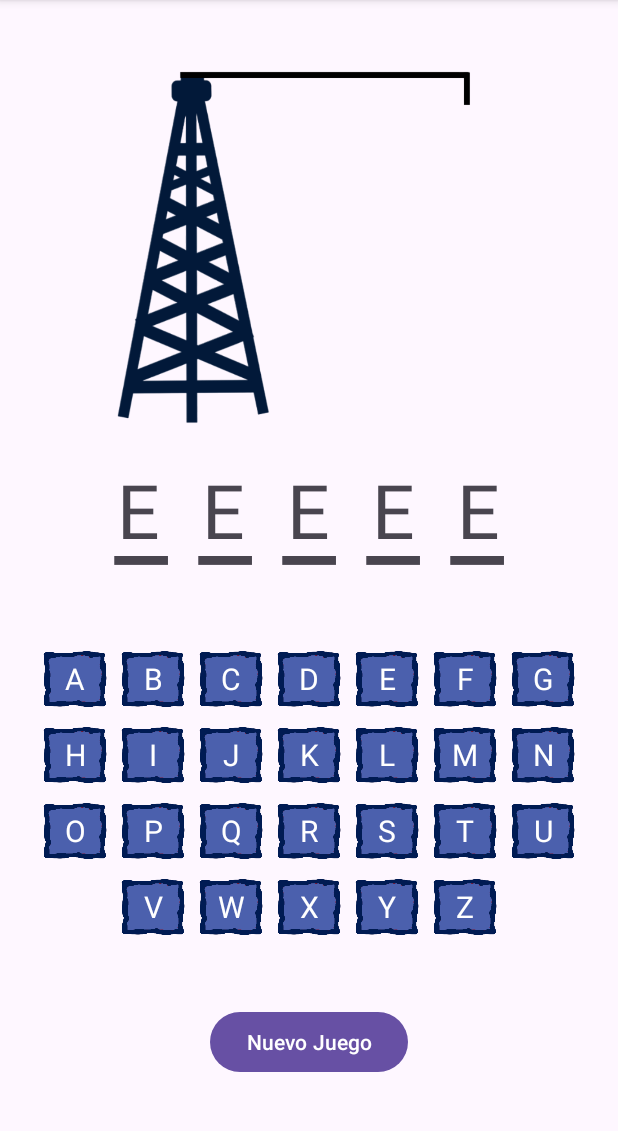
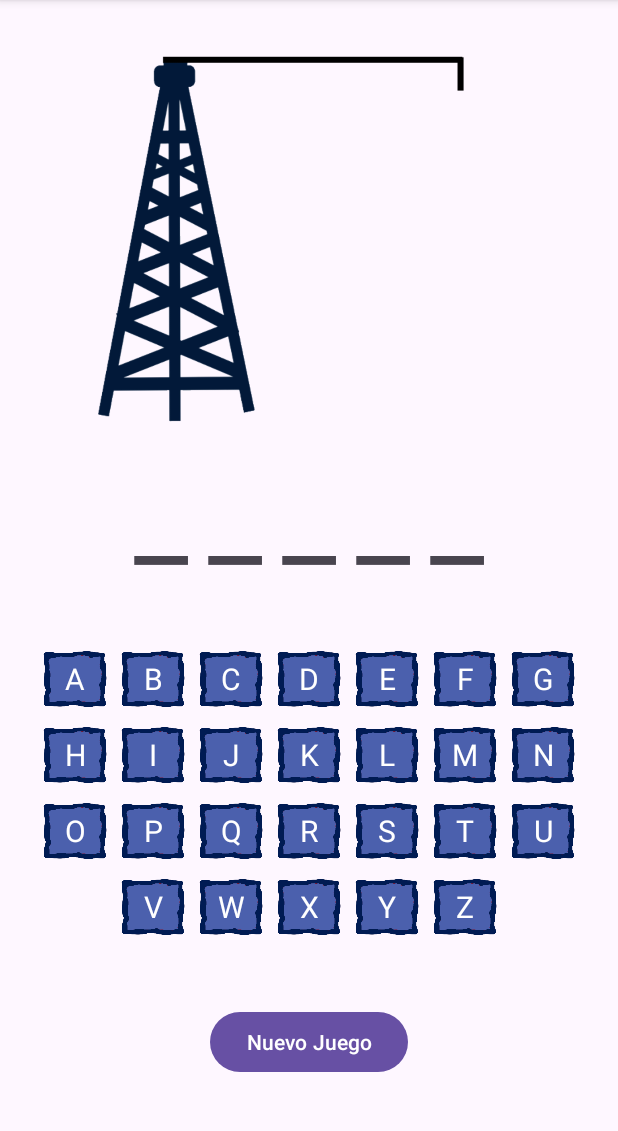
Before and after one commit to unbotcomotu/LAB02_20213852, an Android app: the screen it shows after launch (Juego), after a tap on "JUGAR", on a phone screen of 412 x 824 dp, the part 96-1227 px from its top. Run offline under Robolectric (Android 15) with nearby library versions, the phone set to English and light mode, and no system bars.

Commit message:
solo faltan las estadísticas :)

```diff
--- a/app/build.gradle
+++ b/app/build.gradle
@@ -27,7 +27,6 @@ android {
         targetCompatibility JavaVersion.VERSION_1_8
     }
 }
-
 dependencies {
 
     implementation libs.appcompat
--- a/app/src/main/java/com/example/lab2_20213852/Juego.java
+++ b/app/src/main/java/com/example/lab2_20213852/Juego.java
@@ -1,10 +1,18 @@
 package com.example.lab2_20213852;
 
 import android.content.Intent;
+import android.graphics.Color;
 import android.os.Bundle;
 import android.util.Log;
+import android.view.Gravity;
 import android.view.Menu;
+import android.view.View;
+import android.view.ViewGroup;
+import android.widget.Button;
+import android.widget.ImageView;
+import android.widget.LinearLayout;
 import android.widget.TextView;
+import android.widget.Toast;
 
 import androidx.activity.EdgeToEdge;
 import androidx.activity.result.ActivityResult;
@@ -13,8 +21,18 @@ import androidx.activity.result.ActivityResultLauncher;
 import androidx.activity.result.contract.ActivityResultContracts;
 import androidx.appcompat.app.AppCompatActivity;
 
+import java.io.Serializable;
+import java.util.ArrayList;
+import java.util.HashMap;
+import java.util.List;
+import java.util.Objects;
+
 
 public class Juego extends AppCompatActivity {
+
+    List<HashMap<String, Object>> letras=new ArrayList<>();
+    HashMap<String,Object> partida=new HashMap<>();
+    List<HashMap<String,Object>>partidas;
 
     @Override
     protected void onCreate(Bundle savedInstanceState) {
@@ -24,7 +42,55 @@ public class Juego extends AppCompatActivity {
         Intent intent=getIntent();
         String nombreJugador=intent.getStringExtra("nombreJugador");
         String palabraElegida=intent.getStringExtra("palabraElegida");
+        partidas=(List<HashMap<String,Object>>) intent.getSerializableExtra("partidas");
+        LinearLayout layoutLetras=findViewById(R.id.letrasAdivinar);
+        LinearLayout layoutGuiones=findViewById(R.id.guionesBajo);
 
+
+
+        partida.put("nombreJugador",nombreJugador);
+        partida.put("intentos",6);
+        char[]caracteres=palabraElegida.toCharArray();
+        for(int i=0;i<caracteres.length;i++){
+            crearNuevaLetraInvisible(layoutLetras,layoutGuiones,caracteres[i],i);
+            HashMap<String,Object>letra=new HashMap<>();
+            letra.put("posicion",i);
+            letra.put("caracter",caracteres[i]);
+            letra.put("descubierto",false);
+            letras.add(letra);
+        }
+        establecerBoton('A',R.id.A);
+        establecerBoton('B',R.id.B);
+        establecerBoton('C',R.id.C);
+        establecerBoton('D',R.id.D);
+        establecerBoton('E',R.id.E);
+        establecerBoton('F',R.id.F);
+        establecerBoton('G',R.id.G);
+        establecerBoton('H',R.id.H);
+        establecerBoton('I',R.id.I);
+        establecerBoton('J',R.id.J);
+        establecerBoton('K',R.id.K);
+        establecerBoton('L',R.id.L);
+        establecerBoton('M',R.id.M);
+        establecerBoton('N',R.id.N);
+        establecerBoton('O',R.id.O);
+        establecerBoton('P',R.id.P);
+        establecerBoton('Q',R.id.Q);
+        establecerBoton('R',R.id.R);
+        establecerBoton('S',R.id.S);
+        establecerBoton('T',R.id.T);
+        establecerBoton('U',R.id.U);
+        establecerBoton('V',R.id.V);
+        establecerBoton('W',R.id.W);
+        establecerBoton('X',R.id.X);
+        establecerBoton('Y',R.id.Y);
+        establecerBoton('Z',R.id.Z);
+
+
+        Button botonNuevoJuego=findViewById(R.id.botonNuevoJuego);
+        botonNuevoJuego.setOnClickListener(view -> {
+            nuevoJuego(view);
+        });
     }
 
     @Override
@@ -32,4 +98,86 @@ public class Juego extends AppCompatActivity {
         getMenuInflater().inflate(R.menu.menu_juego,menu);
         return super.onCreateOptionsMenu(menu);
     }
+
+    private void crearNuevaLetraInvisible(LinearLayout layoutLetras,LinearLayout layoutGuiones,char caracter,Integer posicion){
+        TextView nuevaLetra=new TextView(this);
+        nuevaLetra.setText(String.valueOf(caracter));
+        nuevaLetra.setGravity(Gravity.CENTER);
+        nuevaLetra.setTextColor(Color.TRANSPARENT);
+        nuevaLetra.setPadding(14,0,14,0);
+        nuevaLetra.setTextSize(50);
+        nuevaLetra.setId(1000+posicion);
+        LinearLayout.LayoutParams paramsLetra=new LinearLayout.LayoutParams(ViewGroup.LayoutParams.WRAP_CONTENT,ViewGroup.LayoutParams.WRAP_CONTENT);
+        nuevaLetra.setLayoutParams(paramsLetra);
+
+        TextView nuevoGuion=new TextView(this);
+        nuevoGuion.setText("_");
+        nuevoGuion.setGravity(Gravity.CENTER);
+        nuevoGuion.setPadding(10,0,10,0);
+        nuevoGuion.setTextSize(80);
+        nuevoGuion.setId(2000+posicion);
+        LinearLayout.LayoutParams paramsGuion=new LinearLayout.LayoutParams(ViewGroup.LayoutParams.WRAP_CONTENT, ViewGroup.LayoutParams.WRAP_CONTENT);
+        nuevoGuion.setLayoutParams(paramsGuion);
+
+        layoutLetras.addView(nuevaLetra);
+        layoutGuiones.addView(nuevoGuion);
+    }
+
+    private void establecerBoton(char caracter,Integer id){
+        TextView boton=findViewById(id);
+        boton.setOnClickListener(view -> {
+            intento(caracter);
+        });
+    }
+
+    private void intento(char caracter){
+        Integer cantidadIntentos=(Integer)partida.get("intentos");
+        Boolean acierto=false;
+        for(HashMap<String,Object> letra:letras){
+            if(letra.get("caracter").equals(caracter)){
+                TextView letraEncontrada=findViewById(1000+(Integer)letra.get("posicion"));
+                letraEncontrada.setTextColor(Color.BLACK);
+                acierto=true;
+            }
+        }
+        if(!acierto){
+            cambiarFoto(cantidadIntentos);
+            partida.put("intentos",cantidadIntentos-1);
+            if(cantidadIntentos==1){
+                Toast.makeText(this,"Perdiste", Toast.LENGTH_LONG).show();
+            }
+        }
+    }
+
+    private void cambiarFoto(Integer cantidadIntentos){
+        ImageView imagen=findViewById(R.id.monigote);
+        switch (cantidadIntentos){
+            case 6:
+                imagen.setImageResource(R.drawable.antennahead);
+                break;
+            case 5:
+                imagen.setImageResource(R.drawable.antennatorso);
+                break;
+            case 4:
+                imagen.setImageResource(R.drawable.antennabrazoizquierdo);
+                break;
+            case 3:
+                imagen.setImageResource(R.drawable.antennabrazoderecho);
+                break;
+            case 2:
+                imagen.setImageResource(R.drawable.antennapiernaizquierda);
+                break;
+            case 1:
+                imagen.setImageResource(R.drawable.antennapiernaderecha);
+                break;
+        }
+    }
+
+    private void nuevoJuego(View view){
+        Intent intent=new Intent(this, MainActivity.class);
+        partidas.add(partida);
+        intent.putExtra("partidas",(Serializable) partidas);
+        setResult(RESULT_OK,intent);
+        startActivity(intent);
+    }
 }
--- a/app/src/main/java/com/example/lab2_20213852/MainActivity.java
+++ b/app/src/main/java/com/example/lab2_20213852/MainActivity.java
@@ -2,14 +2,22 @@ package com.example.lab2_20213852;
 
 import android.content.Intent;
 import android.os.Bundle;
+import android.util.Log;
 import android.view.View;
 import android.widget.Button;
 import android.widget.TextView;
 
 import androidx.appcompat.app.AppCompatActivity;
 
+import java.io.Serializable;
+import java.util.ArrayList;
+import java.util.HashMap;
+import java.util.List;
+import java.util.Objects;
+
 
 public class MainActivity extends AppCompatActivity {
+    List<HashMap<String,Object>>partidas;
 
     @Override
     protected void onCreate(Bundle savedInstanceState) {
@@ -19,6 +27,12 @@ public class MainActivity extends AppCompatActivity {
         botonIniciarJuego.setOnClickListener(view -> {
                 iniciarJuego(view);
         });
+        Intent intent=getIntent();
+        partidas=(List<HashMap<String, Object>>)intent.getSerializableExtra("partidas");
+        if(partidas==null){
+            partidas=new ArrayList<>();
+        }
+        Log.d("cantidadPartidas",String.valueOf(partidas.size()));
     }
 
     private void iniciarJuego(View view){
@@ -28,6 +42,7 @@ public class MainActivity extends AppCompatActivity {
         String[]listaPalabras={"FIBRA","REDES","ANTENA","PROPA","CLOUD","TELECO"};
         intent.putExtra("nombreJugador",nombreJugador);
         intent.putExtra("palabraElegida",listaPalabras[(int)Math.floor(Math.random()*listaPalabras.length)]);
+        intent.putExtra("partidas",(Serializable) partidas);
         setResult(RESULT_OK,intent);
         startActivity(intent);
     }
--- a/app/src/main/res/layout/activity_juego.xml
+++ b/app/src/main/res/layout/activity_juego.xml
@@ -17,10 +17,10 @@
         app:layout_constraintTop_toTopOf="parent">
 
         <ImageView
-            android:id="@+id/imageView2"
+            android:id="@+id/monigote"
             android:layout_width="match_parent"
             android:layout_height="250dp"
-            app:srcCompat="@drawable/antenna_sinfondo" />
+            app:srcCompat="@drawable/antennatotal" />
     </LinearLayout>
 
     <androidx.constraintlayout.widget.ConstraintLayout
@@ -41,54 +41,7 @@
             android:paddingVertical="20dp"
             app:layout_constraintEnd_toEndOf="parent"
             app:layout_constraintStart_toStartOf="parent"
-            app:layout_constraintTop_toTopOf="parent">
-
-            <TextView
-                android:id="@+id/letra1"
-                android:layout_width="wrap_content"
-                android:layout_height="wrap_content"
-                android:paddingHorizontal="14dp"
-                android:text="E"
-                android:textAllCaps="true"
-                android:textSize="50sp" />
-
-            <TextView
-                android:id="@+id/letra2"
-                android:layout_width="wrap_content"
-                android:layout_height="wrap_content"
-                android:paddingHorizontal="14dp"
-                android:text="E"
-                android:textAllCaps="true"
-                android:textSize="50sp" />
-
-            <TextView
-                android:id="@+id/letra3"
-                android:layout_width="wrap_content"
-                android:layout_height="wrap_content"
-                android:paddingHorizontal="14dp"
-                android:text="E"
-                android:textAllCaps="true"
-                android:textSize="50sp" />
-
-            <TextView
-                android:id="@+id/letra4"
-                android:layout_width="wrap_content"
-                android:layout_height="wrap_content"
-                android:paddingHorizontal="14dp"
-                android:text="E"
-                android:textAllCaps="true"
-                android:textSize="50sp" />
-
-            <TextView
-                android:id="@+id/letra5"
-                android:layout_width="wrap_content"
-                android:layout_height="wrap_content"
-                android:paddingHorizontal="14dp"
-                android:text="E"
-                android:textAllCaps="true"
-                android:textSize="50sp" />
-
-        </LinearLayout>
+            app:layout_constraintTop_toTopOf="parent"/>
 
         <LinearLayout
             android:id="@+id/guionesBajo"
@@ -98,54 +51,7 @@
             android:orientation="horizontal"
             app:layout_constraintEnd_toEndOf="parent"
             app:layout_constraintStart_toStartOf="parent"
-            app:layout_constraintTop_toTopOf="parent">
-
-            <TextView
-                android:id="@+id/guionBajo1"
-                android:layout_width="wrap_content"
-                android:layout_height="wrap_content"
-                android:paddingHorizontal="10dp"
-                android:text="_"
-                android:textAllCaps="false"
-                android:textSize="80sp" />
-
-            <TextView
-                android:id="@+id/guionBajo2"
-                android:layout_width="wrap_content"
-                android:layout_height="wrap_content"
-                android:paddingHorizontal="10dp"
-                android:text="_"
-                android:textAllCaps="false"
-                android:textSize="80sp" />
-
-            <TextView
-                android:id="@+id/guionBajo3"
-                android:layout_width="wrap_content"
-                android:layout_height="wrap_content"
-                android:paddingHorizontal="10dp"
-                android:text="_"
-                android:textAllCaps="false"
-                android:textSize="80sp" />
-
-            <TextView
-                android:id="@+id/guionBajo4"
-                android:layout_width="wrap_content"
-                android:layout_height="wrap_content"
-                android:paddingHorizontal="10dp"
-                android:text="_"
-                android:textAllCaps="false"
-                android:textSize="80sp" />
-
-            <TextView
-                android:id="@+id/guionBajo5"
-                android:layout_width="wrap_content"
-                android:layout_height="wrap_content"
-                android:paddingHorizontal="10dp"
-                android:text="_"
-                android:textAllCaps="false"
-                android:textSize="80sp" />
-
-        </LinearLayout>
+            app:layout_constraintTop_toTopOf="parent"/>
     </androidx.constraintlayout.widget.ConstraintLayout>
 
     <LinearLayout
@@ -542,7 +448,7 @@
         app:layout_constraintTop_toBottomOf="@id/contenedorLetras">
 
         <Button
-            android:id="@+id/button3"
+            android:id="@+id/botonNuevoJuego"
             android:layout_width="wrap_content"
             android:layout_height="wrap_content"
             android:text="Nuevo Juego" />
```
Also changed, not shown: app/src/main/res/drawable/antennabrazoderecho.png (added), app/src/main/res/drawable/antennabrazoizquierdo.png (added), app/src/main/res/drawable/antennahead.png (added), app/src/main/res/drawable/antennapiernaderecha.png (added), app/src/main/res/drawable/antennapiernaizquierda.png (added), app/src/main/res/drawable/antennatorso.png (added), app/src/main/res/drawable/antennatotal.png (added).
